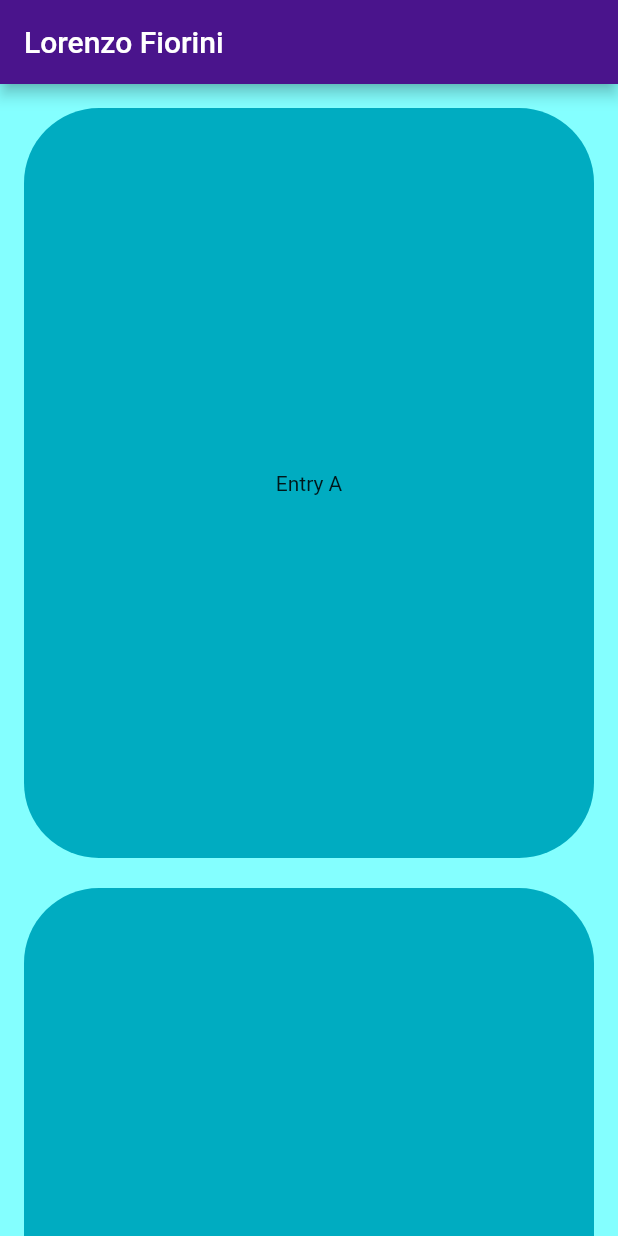
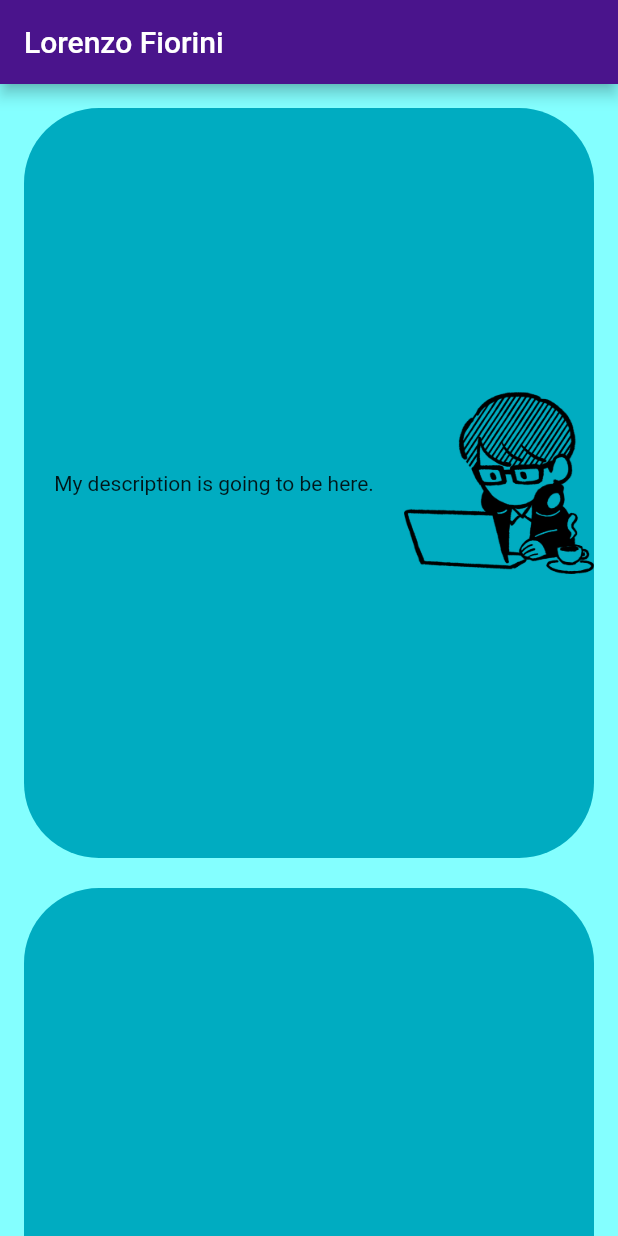
Before and after one commit to LorenFiorini/Personal-Portfolio, a Flutter app: the screen it shows after launch, on a phone screen of 412 x 824 dp. Run offline on Flutter 3.47's test engine with Material 2 defaults, Android fonts, the light colour scheme and no system bars.

Commit message:
Images 📦

```diff
--- a/lib/home.dart
+++ b/lib/home.dart
@@ -11,6 +11,8 @@ class _MyHomePageState extends State<Home> {
 
   @override
   Widget build(BuildContext context) {
+    double screenWidth = MediaQuery.of(context).size.width;
+
     return Scaffold(
       appBar: AppBar(
         title: Text('Lorenzo Fiorini'),
@@ -22,12 +24,31 @@ class _MyHomePageState extends State<Home> {
             padding: const EdgeInsets.all(16),
             children: <Widget>[
               Container(
+                //width: screenWidth * (0.7),
                 height: 500,
                 decoration: BoxDecoration(
                   color: secondaryColor,
                   borderRadius: BorderRadius.circular(50),
                 ),
-                child: const Center(child: Text('Entry A')),
+                child: Row(
+                  //padding: const EdgeInsets.all(8),
+                  children: <Widget>[
+                    Flexible(
+                      flex: 2,
+                      child: Container(
+                        alignment: Alignment.center,
+                        child: Text('My description is going to be here.'),
+                      ),
+                    ),
+                    Flexible(
+                      flex: 1,
+                      child: Container(
+                        alignment: Alignment.center,
+                        child: Image.asset('assets/images/people_007-blk.png'),//Text('PICTURE'),
+                      ),
+                    ),
+                  ],
+                ),
               ),
 
               const SizedBox(
--- a/pubspec.yaml
+++ b/pubspec.yaml
@@ -38,7 +38,8 @@ dev_dependencies:
 
 # The following section is specific to Flutter.
 flutter:
-
+  assets:
+    - assets/images/
   # The following line ensures that the Material Icons font is
   # included with your application, so that you can use the icons in
   # the material Icons class.
```
Also changed, not shown: assets/images/people_007-blk-f.png (added), assets/images/people_007-blk-w.png (added), assets/images/people_007-blk.png (added), assets/images/people_007-wht.png (added).
